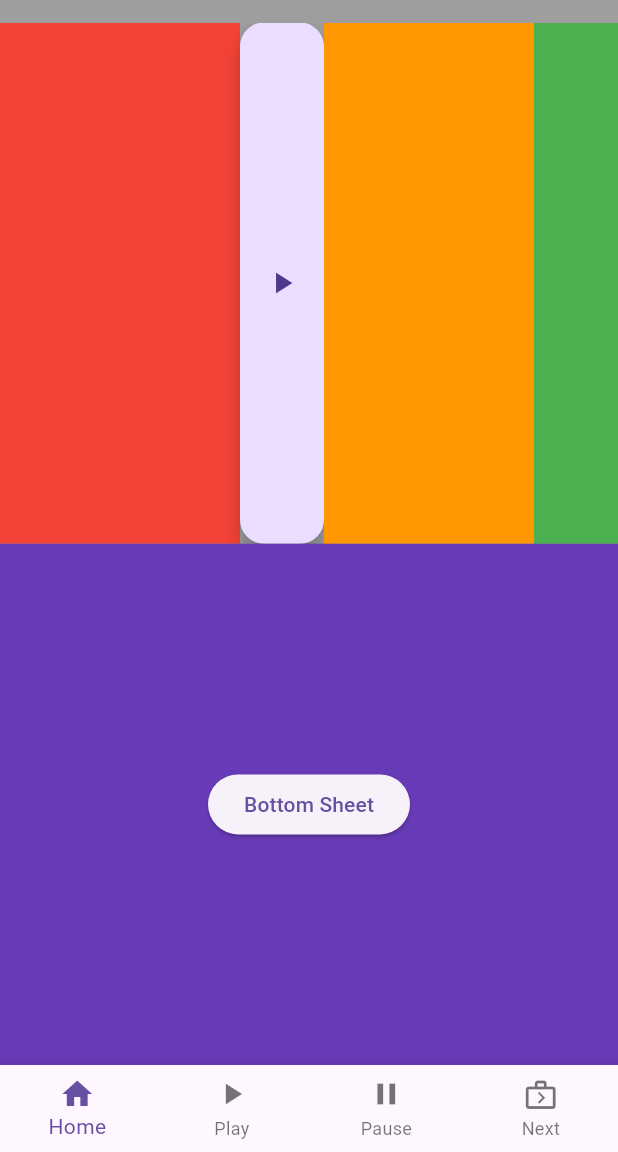
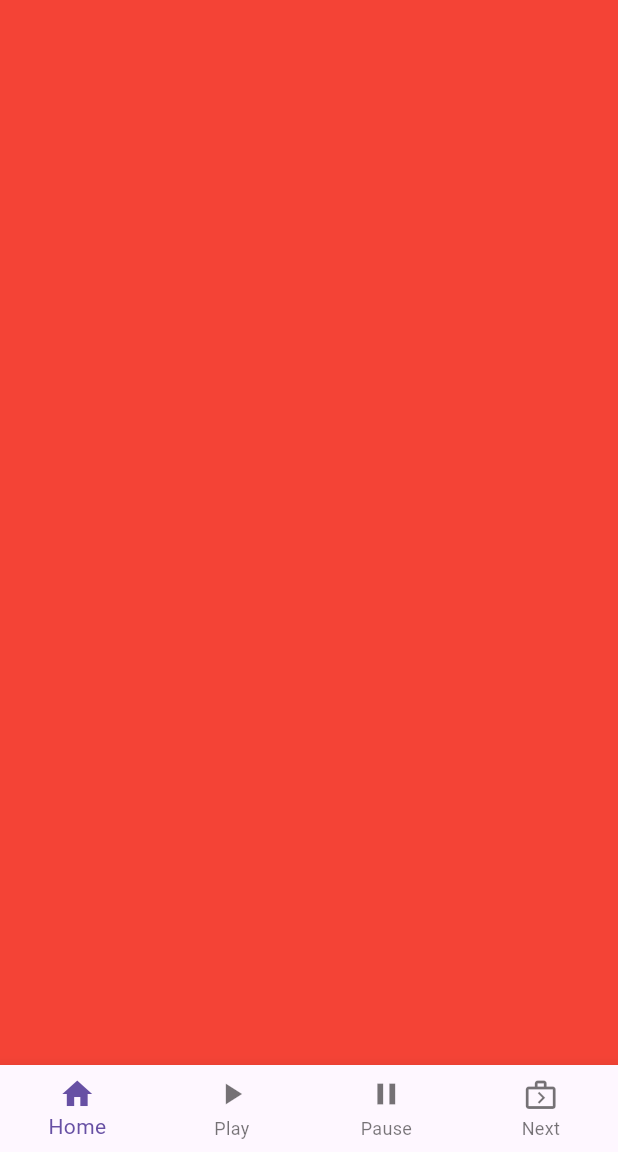
Before and after one commit to Johncross00/random_user, a Flutter app: the screen it shows after launch, on a phone screen of 412 x 824 dp, the part 84-1236 px from its top. Run offline on Flutter 3.47's test engine with Material 3 defaults, Android fonts, the phone set to English and light mode, and no system bars.

```diff
--- a/lib/screen/pages/home_page.dart
+++ b/lib/screen/pages/home_page.dart
@@ -1,6 +1,8 @@
 import 'package:flutter/material.dart';
+import 'package:random_user/screen/pages/exemple_page.dart';
+import 'package:random_user/screen/pages/next_page.dart';
 import 'package:random_user/screen/pages/pause_page.dart';
-import 'package:random_user/screen/widgets/bottom_sheet.dart';
+import 'package:random_user/screen/pages/play_page.dart';
 import 'package:random_user/screen/widgets/bottomtab.dart';
 import 'package:random_user/screen/widgets/drawer_but.dart';
 
@@ -14,7 +16,19 @@ class HomePage extends StatefulWidget {
 }
 
 class _HomePageState extends State<HomePage> {
-  bool _visible = true;
+  late PageController _pageController;
+  int _currentIndex = 0;
+  @override
+  void initState() {
+    super.initState();
+    _pageController = PageController(initialPage: _currentIndex);
+  }
+  @override
+  void dispose() {
+    _pageController.dispose();
+    super.dispose();
+  }
+
   @override
   Widget build(BuildContext context) {
     return Scaffold(
@@ -28,51 +42,19 @@ class _HomePageState extends State<HomePage> {
         ),
         centerTitle: true,
       ),
-      body: Container(
-        color: Colors.grey,
-        child: Column(
-          children: [
-            const SizedBox(height: 15),
-            Expanded(
-              child: ListView(
-                scrollDirection: Axis.horizontal,
-                children: <Widget>[
-                  AnimatedOpacity(
-                    opacity: _visible ? 1.0 : 0.0,
-                    duration: const Duration(seconds: 2),
-                    child: Container(
-                      width: 160,
-                      color: Colors.red,
-                    ),
-                  ),
-                  FloatingActionButton(
-                    onPressed: () {
-                      setState(() {
-                        _visible = !_visible;
-                      });
-                    },
-                    child: const Icon(Icons.play_arrow),
-                  ),
-                  buildContainer(width: 140, color: Colors.orange),
-                  buildContainer(width: 140, color: Colors.green),
-                  const AnimatedIcon(
-                      icon: AnimatedIcons.arrow_menu,
-                      progress: kAlwaysCompleteAnimation),
-                  buildContainer(width: 140, color: Colors.yellow),
-                  buildContainer(width: 140, color: Colors.pink),
-                ],
-              ),
-            ),
-            Expanded(
-              child: Container(
-                color: Colors.deepPurple,
-                child: const Center(
-                  child: BottomSheetBar(),
-                ),
-              ),
-            ),
-          ],
-        ),
+      body: PageView(
+        controller: _pageController,
+        onPageChanged: (index){
+          setState(() {
+            _currentIndex = index;
+          });
+        },
+        children: <Widget>[
+          Container(color: Colors.red, height: 200,),
+          Container(color: Colors.black, height: 200,),
+          Container(color: Colors.orange, height: 200,),
+          Container(color: Colors.purple, height: 200,)
+        ],
       ),
       bottomNavigationBar: const BotTab(),
       drawer: const DrawerBut(),
```
